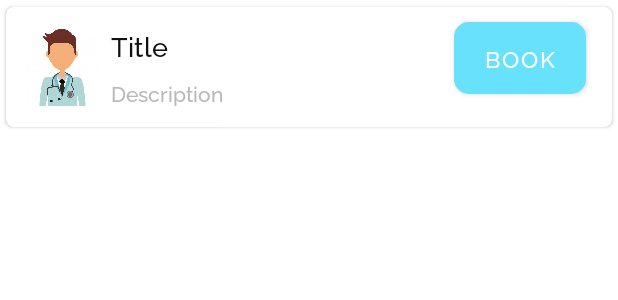
After one commit to rafay-ah/DocMed, an Android app: the layout doctor_item.xml on its own in the app's theme, with its tools: preview values and no code run, on a phone screen of 412 x 824 dp. The commit adds this screen. Shown: the top 300 px of the screen. Run offline under Robolectric (Android 15) with nearby library versions, the phone set to English and light mode, and no system bars.

```diff
--- /dev/null
+++ b/app/src/main/res/drawable-v24/button_green.xml
@@ -0,0 +1,6 @@
+<?xml version="1.0" encoding="utf-8"?>
+<shape xmlns:android="http://schemas.android.com/apk/res/android"
+    android:shape="rectangle" android:padding="10dp">
+    <solid android:color="@color/base"/>
+    <corners android:radius="10dp"/>
+</shape>
--- a/app/src/main/res/layout/activity_search_doctors.xml
+++ b/app/src/main/res/layout/activity_search_doctors.xml
@@ -22,6 +22,7 @@
         />
 
     <androidx.recyclerview.widget.RecyclerView
+        android:padding="3dp"
         android:id="@+id/serachPatRecycle"
         android:layout_width="match_parent"
         android:layout_height="match_parent" />
--- /dev/null
+++ b/app/src/main/res/layout/doctor_item.xml
@@ -0,0 +1,85 @@
+<?xml version="1.0" encoding="utf-8"?>
+<androidx.cardview.widget.CardView xmlns:android="http://schemas.android.com/apk/res/android"
+    xmlns:tools="http://schemas.android.com/tools"
+    android:layout_width="match_parent"
+    android:layout_height="wrap_content"
+    xmlns:app="http://schemas.android.com/apk/res-auto"
+    app:cardBackgroundColor="@color/cardview_light_background"
+    app:cardCornerRadius="5dp"
+    app:cardElevation="1.5dp"
+    android:layout_marginBottom="2dp"
+    app:cardUseCompatPadding="true"
+    >
+    <RelativeLayout
+        android:layout_width="match_parent"
+        android:layout_height="80dp"
+       >
+
+        <ImageView
+            android:id="@+id/doctor_item_image"
+            android:layout_width="59dp"
+            android:layout_height="55dp"
+            android:layout_alignParentStart="true"
+            android:layout_alignParentLeft="true"
+            android:layout_alignParentBottom="true"
+            android:layout_marginStart="8dp"
+            android:layout_marginLeft="8dp"
+            android:layout_marginBottom="14dp"
+            app:srcCompat="@drawable/doctor"
+            tools:ignore="VectorDrawableCompat" />
+
+        <TextView
+            android:id="@+id/doctor_view_title"
+            android:layout_width="wrap_content"
+            android:layout_height="wrap_content"
+            android:layout_alignParentStart="true"
+            android:layout_alignParentLeft="true"
+            android:layout_alignParentTop="true"
+            android:layout_marginStart="70dp"
+            android:layout_marginLeft="70dp"
+            android:layout_marginTop="12dp"
+            android:maxLines="1"
+            android:text="Title"
+            android:textAppearance="@style/TextAppearance.AppCompat.Medium"
+            android:textColor="#111" />
+
+        <TextView
+            android:id="@+id/text_view_description"
+            android:layout_width="wrap_content"
+            android:layout_height="wrap_content"
+            android:layout_alignParentStart="true"
+            android:layout_alignParentLeft="true"
+            android:layout_alignParentBottom="true"
+            android:layout_marginStart="70dp"
+            android:layout_marginLeft="70dp"
+            android:layout_marginBottom="13dp"
+            android:text="Description"
+            android:textColor="#B9B9B9" />
+
+        <Button
+            android:id="@+id/addDocBtn"
+            android:layout_width="wrap_content"
+            android:layout_height="wrap_content"
+            android:layout_alignParentStart="true"
+            android:layout_alignParentLeft="true"
+            android:layout_marginStart="298dp"
+            android:layout_marginLeft="298dp"
+            android:visibility="gone"
+            android:text="Add Doctor" />
+
+        <Button
+            android:id="@+id/appointemenBtn"
+            android:layout_width="wrap_content"
+            android:layout_height="wrap_content"
+            android:layout_alignParentEnd="true"
+            android:layout_alignParentRight="true"
+            android:layout_alignParentBottom="true"
+            android:layout_marginEnd="17dp"
+            android:layout_marginRight="17dp"
+            android:layout_marginBottom="22dp"
+            android:background="@drawable/button_green"
+            android:text="BOOK"
+            android:textColor="#fff"
+            android:textSize="15dp" />
+    </RelativeLayout>
+</androidx.cardview.widget.CardView>
```
Also changed, not shown: app/src/main/java/com/innova/docmed/patient/SearchDoctors.java (+58 -19 lines), app/src/main/java/com/innova/docmed/utilities/adapter/DoctorAdapterFiltred.java (added, +182 -0 lines).
